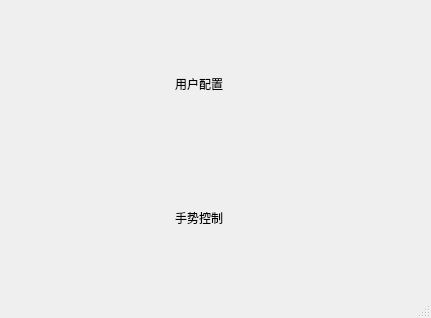
The window that resource/main.ui (Perscc/master) describes before a commit, drawn with Qt 5.
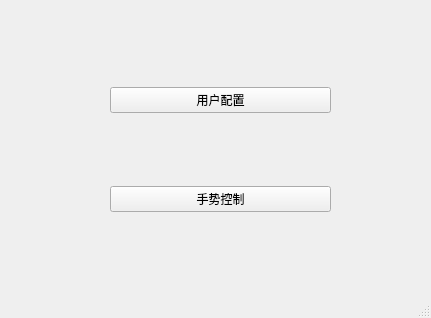
The same window after the commit.

```diff
--- a/resource/main.ui
+++ b/resource/main.ui
@@ -25,32 +25,17 @@
     </property>
     <layout class="QVBoxLayout" name="verticalLayout">
      <item>
-      <widget class="QLabel" name="label">
+      <widget class="QPushButton" name="user_info">
        <property name="text">
         <string>用户配置</string>
        </property>
-       <property name="margin">
-        <number>20</number>
-       </property>
-       <property name="indent">
-        <number>65</number>
-       </property>
       </widget>
      </item>
      <item>
-      <widget class="QLabel" name="user_info">
-       <property name="frameShadow">
-        <enum>QFrame::Plain</enum>
-       </property>
+      <widget class="QPushButton" name="hand_control">
        <property name="text">
         <string>手势控制</string>
        </property>
-       <property name="margin">
-        <number>20</number>
-       </property>
-       <property name="indent">
-        <number>65</number>
-       </property>
       </widget>
      </item>
     </layout>
```
